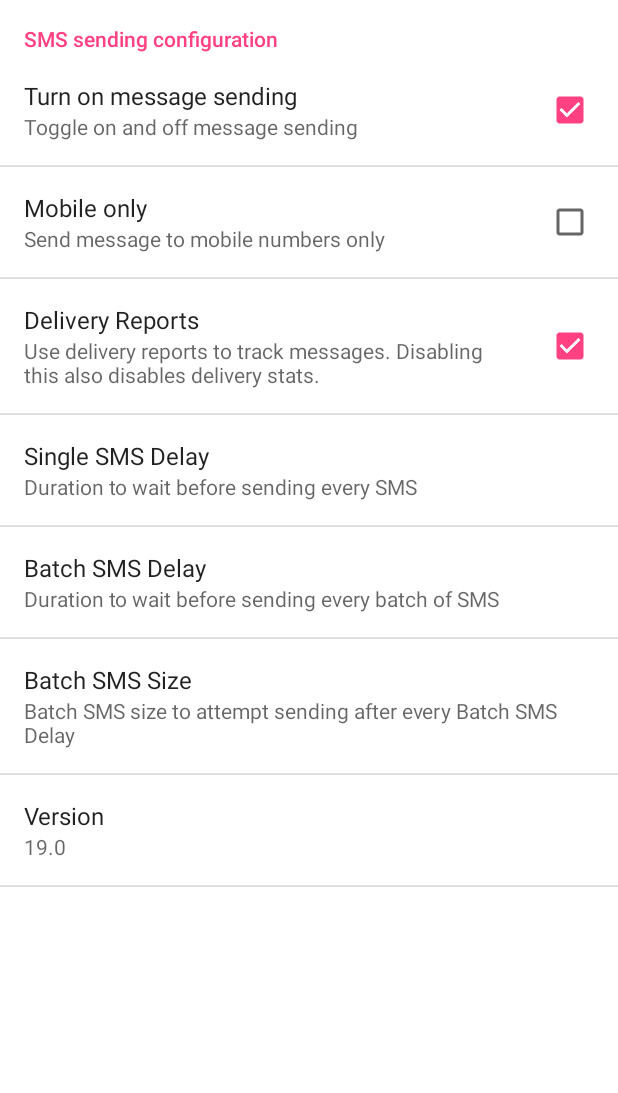
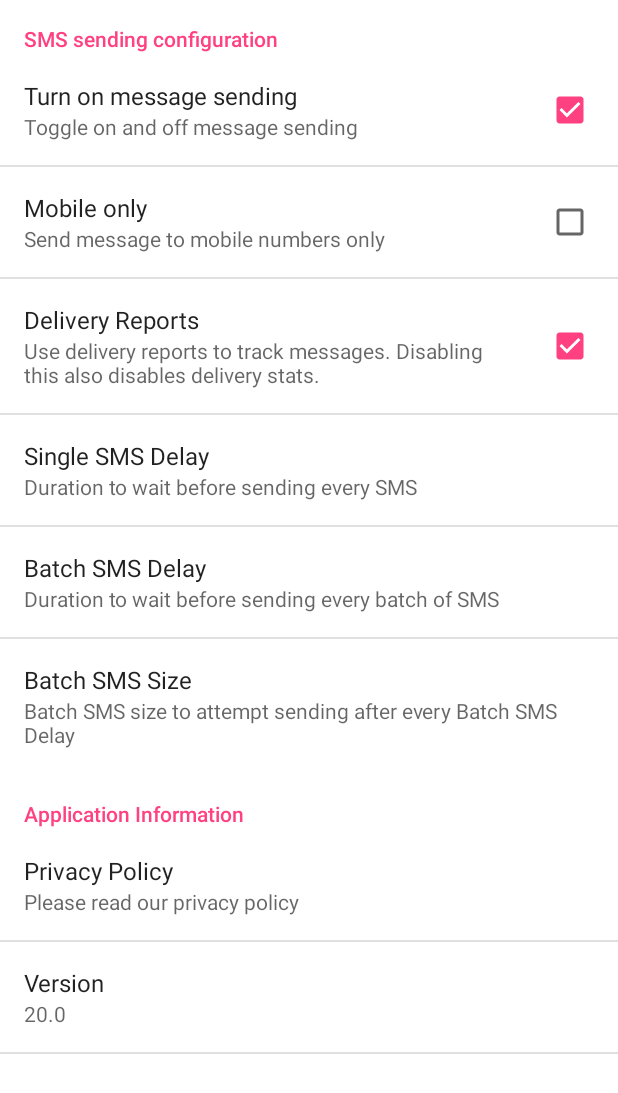
Before and after one commit to vaneyck/group-message, an Android app: the SettingsActivity screen opened directly, with no data from a screen before it, on a phone screen of 412 x 824 dp. Shown: the top 1093 px of the screen. Run offline under Robolectric (Android 15) with nearby library versions, the phone set to English and light mode, and no system bars.

Commit message:
Add privacy policy inside the app

```diff
--- a/App/src/main/AndroidManifest.xml
+++ b/App/src/main/AndroidManifest.xml
@@ -1,7 +1,7 @@
 <?xml version="1.0" encoding="utf-8"?>
 <manifest package="com.vanks.groupmessage"
           xmlns:android="http://schemas.android.com/apk/res/android"
-          android:versionCode="19"
+          android:versionCode="20"
           android:versionName="@string/current_version">
 
     <uses-permission android:name="android.permission.READ_CONTACTS"/>
--- a/App/src/main/res/values/strings.xml
+++ b/App/src/main/res/values/strings.xml
@@ -40,11 +40,14 @@
     <string name="mobile_numbers_only_title">Mobile only</string>
     <string name="mobile_numbers_only_title_summary">Send message to mobile numbers only</string>
     <string name="version_label">Version</string>
-    <string name="current_version">19.0</string>
+    <string name="current_version">20.0</string>
     <string name="delivery_reports_title">Delivery Reports</string>
     <string name="delivery_reports_title_summary">Use delivery reports to track messages. Disabling this also disables delivery stats.</string>
     <string name="request_permissions_info">Group Message needs to access your Contacts and SMS inorder to do its basic functions. Contact access allows Group Message to read contacts and groups. SMS access allows Group Message to send the actual text messages (SMS). Please grant Group Message the required permissions.</string>
     <string name="grant_permission_label">Grant Permissions</string>
     <string name="hint_text">Message to send to the Group</string>
+    <string name="privacy_policy_label">Privacy Policy</string>
+    <string name="privacy_policy_summary">Please read our privacy policy</string>
+    <string name="pref_app_info">Application Information</string>
 
 </resources>
--- a/App/src/main/res/xml/preferences.xml
+++ b/App/src/main/res/xml/preferences.xml
@@ -42,6 +42,16 @@
             android:entries="@array/pref_dispatch_pickup_size_entries_labels"
             android:entryValues="@array/pref_dispatch_pickup_size_entries_values"
             android:defaultValue="10" />
+    </PreferenceCategory>
+    <PreferenceCategory
+        android:title="@string/pref_app_info"
+        android:key="pref_key_app_info">
+        <Preference
+            android:key="pref_privacy"
+            android:title="@string/privacy_policy_label"
+            android:summary="@string/privacy_policy_summary" >
+            <intent android:action="android.intent.action.VIEW" android:data="https://group-message.firebaseapp.com/privacy.html"/>
+        </Preference>
         <Preference
             android:key="pref_about_key"
             android:summary="@string/current_version"
```
Also changed, not shown: 3 other files.
